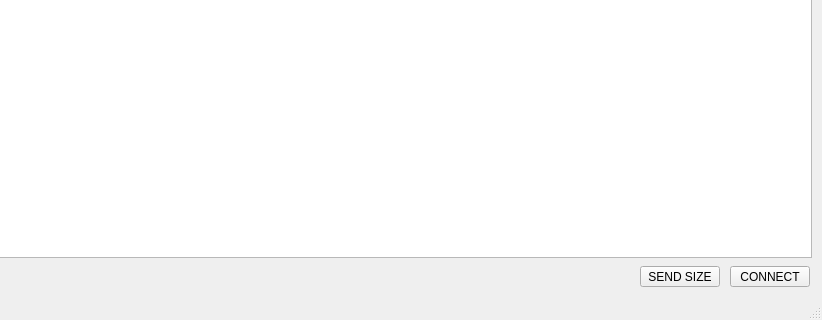
First picture: the form in ui/mainwindow.ui, repository AKZen/FontText_Perception, before the edit; both pictures show x 480 to 1302 and y 351 to 671 of the 1302 by 671 pixel window.
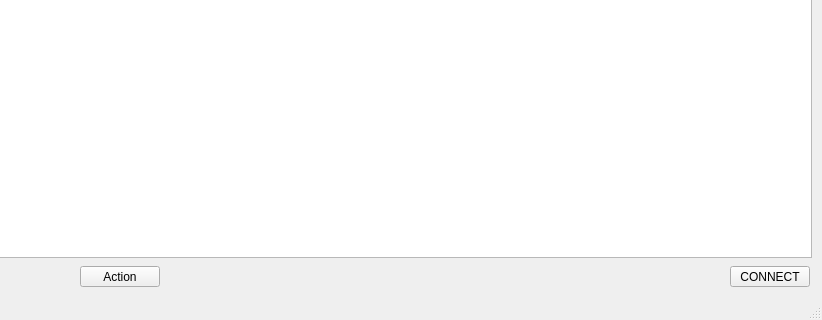
Second picture: the form after the edit.

Patch:
```diff
--- a/ui/mainwindow.ui
+++ b/ui/mainwindow.ui
@@ -78,14 +78,14 @@
    <widget class="QPushButton" name="b_size_min">
     <property name="geometry">
      <rect>
-      <x>1120</x>
+      <x>560</x>
       <y>600</y>
       <width>80</width>
       <height>21</height>
      </rect>
     </property>
     <property name="text">
-     <string>SEND SIZE</string>
+     <string>Action</string>
     </property>
    </widget>
   </widget>
```
Left out of the diff: 2 changed lines with no effect on the pictures.
